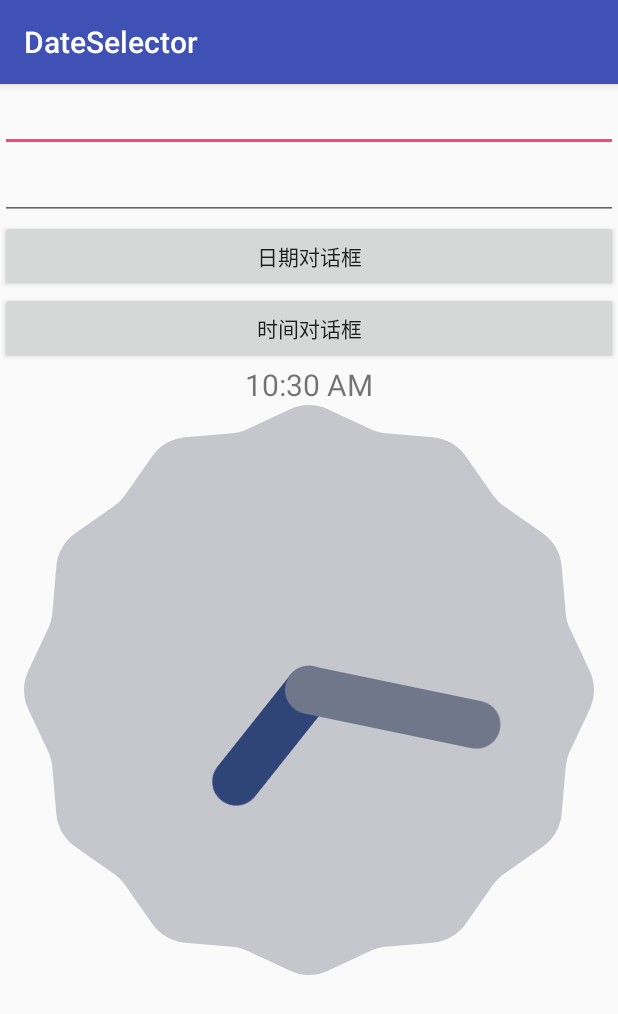
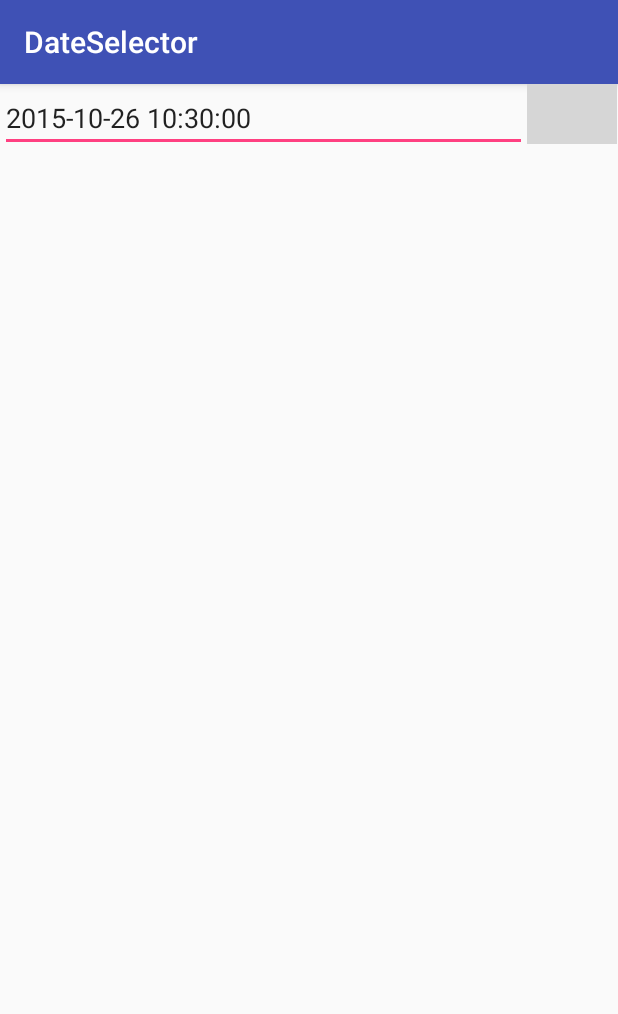
Before and after one commit to yaowen613/DateAndTimeSelector, an Android app: the screen it shows after launch (MainActivity), on a phone screen of 412 x 824 dp. Shown: the top 1014 px of the screen. Run offline under Robolectric (Android 15) with nearby library versions, the phone set to English and light mode, and no system bars; 3 statements that could not run were skipped; grey boxes are pictures that could not be loaded.

Commit message:
注释了原先代码，加入调试Datepicker类的代码；

```diff
--- a/app/src/main/java/com/yaowen/dateselector/MainActivity.java
+++ b/app/src/main/java/com/yaowen/dateselector/MainActivity.java
@@ -1,34 +1,38 @@
 package com.yaowen.dateselector;
 
-import android.app.DatePickerDialog;
-import android.app.Dialog;
-import android.app.TimePickerDialog;
+import android.os.Bundle;
 import android.support.v7.app.AppCompatActivity;
-import android.os.Bundle;
-import android.view.View;
-import android.widget.Button;
-import android.widget.DatePicker;
-import android.widget.EditText;
-import android.widget.TimePicker;
+import android.util.Log;
 
-import java.util.Calendar;
+import com.yaowen.classUtil.DatePicker;
+
+import java.util.Date;
 
 public class MainActivity extends AppCompatActivity {
-    private Button dataButton;
-    private Button timeButton;
-    private EditText editTextDate;
-    private EditText editTextTime;
-    private final static int DATE_DIALOG = 0;
-    private final static int TIME_DIALOG = 1;
-    private Calendar calendar;
-
+//    private ImageButton dataButton;
+//    private Button timeButton;
+//    private EditText editTextDate;
+//    private EditText editTextTime;
+//    private final static int DATE_DIALOG = 0;
+//    private final static int TIME_DIALOG = 1;
+//    private Calendar calendar;
+private DatePicker datePicker;
     @Override
     protected void onCreate(Bundle savedInstanceState) {
         super.onCreate(savedInstanceState);
-        setContentView(R.layout.activity_main);
+        setContentView(R.layout.main);
+         datePicker = (DatePicker) findViewById(R.id.myDatePicker);
+        //datePicker.setEditText("NIHAO");
+        Date date = new Date();
+       String dateFormat="yyyy-MM-dd hh:mm:ss";
+        //String dateStr = new SimpleDateFormat("yyyy-MMM-dd hh:mm:ss").format(date);
+        Log.d("TAG", "date:" + date);
+        datePicker.setValue(date,dateFormat);
+
+       /* setContentView(R.layout.activity_main);
         editTextDate = (EditText) findViewById(R.id.et);
         editTextTime= (EditText) findViewById(R.id.et2);
-        dataButton = (Button) findViewById(R.id.dateBtn);
+        dataButton = (ImageButton) findViewById(R.id.dateBtn1);
         timeButton = (Button) findViewById(R.id.timeBtn);
         dataButton.setOnClickListener(new View.OnClickListener() {
             @Override
@@ -44,9 +48,9 @@ public class MainActivity extends AppCompatActivity {
         });
     }
 
-    /**
+    *//**
      * 创建日期及时间选择对话框
-     */
+     *//*
     @Override
     protected Dialog onCreateDialog(int id) {
         Dialog dialog = null;
@@ -59,6 +63,7 @@ public class MainActivity extends AppCompatActivity {
 
                             @Override
                             public void onDateSet(DatePicker view, int year, int monthOfYear, int dayOfMonth) {
+                                Log.d("TAG","this is a debug text!");
                                 editTextDate.setText("您选择了：" + year + "年" + (monthOfYear + 1) + "月" + dayOfMonth + "日");
                             }
                         },
@@ -86,6 +91,6 @@ public class MainActivity extends AppCompatActivity {
                 break;
             }
         }
-        return dialog;
+        return dialog;*/
     }
 }
```
